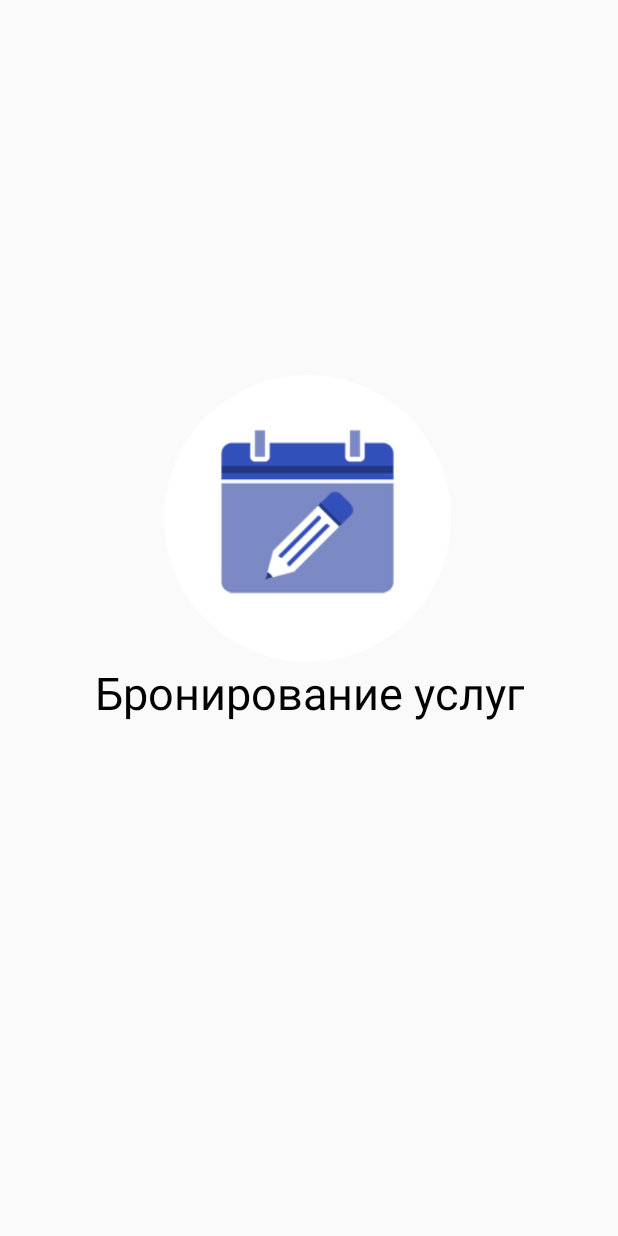
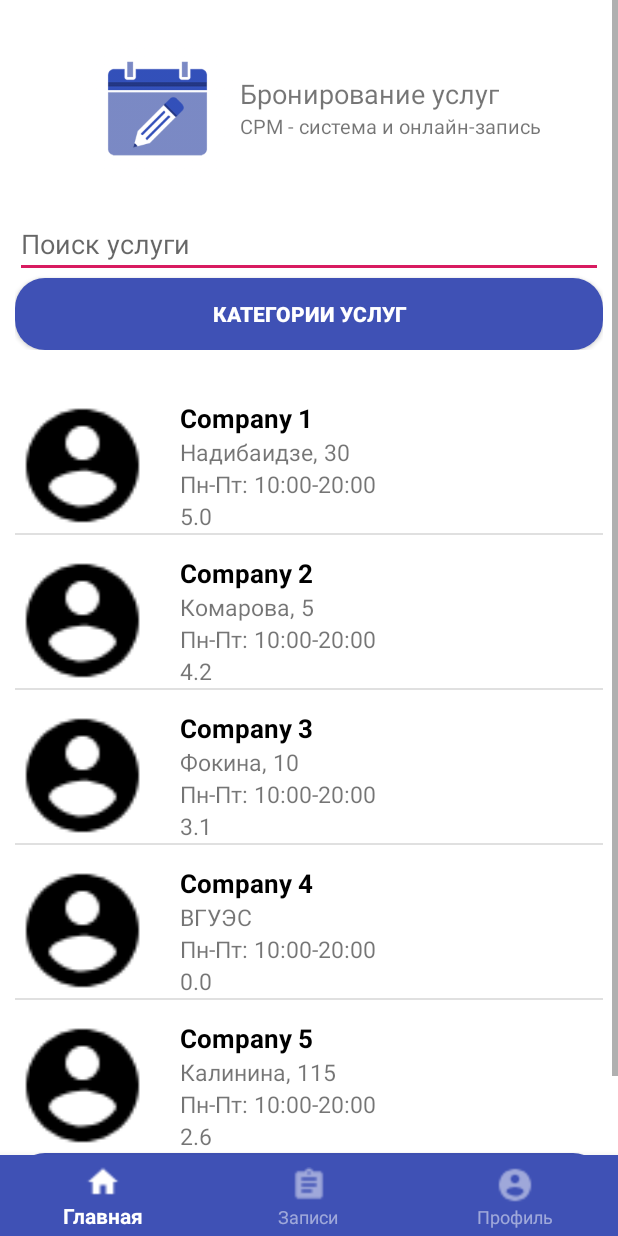
Before and after one commit to darkice-dev/ClientServise, an Android app: the first screen one second after launch (SplashActivity before the commit, MainActivity after it), on a phone screen of 412 x 824 dp. Run offline under Robolectric (Android 15) with nearby library versions, the phone set to English and light mode, and no system bars.

Commit message:
Fixed splash activity. Refactored code

```diff
--- a/app/src/main/java/com/project/clientservise1/HomeFragment.java
+++ b/app/src/main/java/com/project/clientservise1/HomeFragment.java
@@ -25,13 +25,18 @@ import android.widget.Spinner;
  * A simple {@link Fragment} subclass.
  */
 public class HomeFragment extends Fragment {
-
-
     private Spinner spinner = null;
     private EditText inputSearch;
     private ListButtonAdapter adapter;
-   private String[] category = {"Категория услуг", "Сантехник", "Парикмахер", "Мастер маникюра", "Юрист", "Репетитор"};
 
+    private String[] category = {
+            "Категория услуг",
+            "Сантехник",
+            "Парикмахер",
+            "Мастер маникюра",
+            "Юрист",
+            "Репетитор"
+    };
 
     public HomeFragment() {
         // Required empty public constructor
@@ -47,36 +52,63 @@ public class HomeFragment extends Fragment {
     public View onCreateView(LayoutInflater inflater, ViewGroup container,
                              Bundle savedInstanceState) {
 
-        String[] nameCompany = {"Company 1","Company 2", "Company 3", "Company 4", "Company 5"};
-        String[] Address = {"Надибаидзе, 30","Комарова, 5","Фокина, 10","ВГУЭС","Калинина, 115"};
-        String[] workTime = {"Пн-Пт: 10:00-20:00","Пн-Пт: 10:00-20:00","Пн-Пт: 10:00-20:00",
-                "Пн-Пт: 10:00-20:00","Пн-Пт: 10:00-20:00"};
-        String[] Rating = {"5.0","4.2","3.1","0.0","2.6"};
-        int[] image = {R.drawable.baseline_account_circle_black_48dp, R.drawable.baseline_account_circle_black_48dp,
-                R.drawable.baseline_account_circle_black_48dp, R.drawable.baseline_account_circle_black_48dp,
-                R.drawable.baseline_account_circle_black_48dp};
+        String[] nameCompany = {
+                "Company 1",
+                "Company 2",
+                "Company 3",
+                "Company 4",
+                "Company 5"
+        };
+
+        String[] Address = {
+                "Надибаидзе, 30",
+                "Комарова, 5",
+                "Фокина, 10",
+                "ВГУЭС",
+                "Калинина, 115"
+        };
+
+        String[] workTime = {
+                "Пн-Пт: 10:00-20:00",
+                "Пн-Пт: 10:00-20:00",
+                "Пн-Пт: 10:00-20:00",
+                "Пн-Пт: 10:00-20:00",
+                "Пн-Пт: 10:00-20:00"
+        };
+
+        String[] Rating = {
+                "5.0",
+                "4.2",
+                "3.1",
+                "0.0",
+                "2.6"
+        };
+
+        int[] image = {
+                R.drawable.baseline_account_circle_black_48dp,
+                R.drawable.baseline_account_circle_black_48dp,
+                R.drawable.baseline_account_circle_black_48dp,
+                R.drawable.baseline_account_circle_black_48dp,
+                R.drawable.baseline_account_circle_black_48dp
+        };
 
         View view = inflater.inflate(R.layout.fragment_home, container, false);        //Вот так реализуется спиннер во фрагментах
 
         final ListView listView = view.findViewById(R.id.lv_button);
         inputSearch = view.findViewById(R.id.inputSearch);
-        ListButtonAdapter adapter = new ListButtonAdapter(getActivity(), nameCompany, Address,workTime,Rating,image);
+        ListButtonAdapter adapter = new ListButtonAdapter(getActivity(), nameCompany, Address, workTime, Rating, image);
         listView.setAdapter(adapter);
 
-        listView.postDelayed(new Runnable() {                       //позволяет запустить приложение с самого начала макета
-            public void run() {                                     //listView показывается весь и не прокручивается
+        //позволяет запустить приложение с самого начала макета
+        listView.postDelayed(() -> {                                     //listView показывается весь и не прокручивается
             Utility.setListViewHeightBasedOnChildren(listView);
-            }
         }, 400);
 
         // Utility.setListViewHeightBasedOnChildren(listView);
-
-        listView.setOnItemClickListener(new AdapterView.OnItemClickListener() {             //Обработчик нажатия на ListView
-            @Override
-            public void onItemClick(AdapterView<?> parent, View view, int position, long id) {              //Позволяет сделать нажатие и перейти на новый активити
+        //Обработчик нажатия на ListView
+        listView.setOnItemClickListener((parent, view1, position, id) -> {              //Позволяет сделать нажатие и перейти на новый активити
             Intent intent = new Intent(getActivity(), CompanyViewActivity.class);
             startActivity(intent);
-            }
         });
 
         return view;
--- a/app/src/main/java/com/project/clientservise1/MainActivity.java
+++ b/app/src/main/java/com/project/clientservise1/MainActivity.java
@@ -1,15 +1,11 @@
 package com.project.clientservise1;
 
-import androidx.annotation.NonNull;
+import android.os.Bundle;
+import android.widget.FrameLayout;
+
 import androidx.appcompat.app.AppCompatActivity;
 import androidx.fragment.app.Fragment;
 import androidx.fragment.app.FragmentTransaction;
-
-import android.os.Bundle;
-import android.view.MenuItem;
-import android.widget.ArrayAdapter;
-import android.widget.FrameLayout;
-import android.widget.Spinner;
 
 import com.google.android.material.bottomnavigation.BottomNavigationView;
 
@@ -26,8 +22,8 @@ public class MainActivity extends AppCompatActivity {
         super.onCreate(savedInstanceState);
         setContentView(R.layout.activity_main);
 
-        mMainFrame = (FrameLayout) findViewById(R.id.main_frame);
-        mMainNav = (BottomNavigationView) findViewById(R.id.main_nav);
+        mMainFrame = findViewById(R.id.main_frame);
+        mMainNav = findViewById(R.id.main_nav);
 
         homeFragment = new HomeFragment();
         noteFragment = new NoteFragment();
@@ -35,24 +31,23 @@ public class MainActivity extends AppCompatActivity {
 
         setFragment(homeFragment);
 
-        mMainNav.setOnNavigationItemSelectedListener(new BottomNavigationView.OnNavigationItemSelectedListener() {
-            @Override
-            public boolean onNavigationItemSelected(@NonNull MenuItem menuItem) {
+        mMainNav.setOnNavigationItemSelectedListener(menuItem -> {
 
-                switch (menuItem.getItemId())
-                {
+            switch (menuItem.getItemId()) {
                 case R.id.nav_home:
                     setFragment(homeFragment);
                     return true;
+
                 case R.id.nav_note:
                     setFragment(noteFragment);
                     return true;
+
                 case R.id.nav_profile:
                     setFragment(profileFragment);
                     return true;
+
                     default:
                         return false;
-                }
             }
         });
 
@@ -63,10 +58,8 @@ public class MainActivity extends AppCompatActivity {
     }
 
     private void setFragment(Fragment fragment) {
-
         FragmentTransaction fragmentTransaction = getSupportFragmentManager().beginTransaction();
         fragmentTransaction.replace(R.id.main_frame, fragment);
         fragmentTransaction.commit();
-
     }
 }
--- a/app/src/main/java/com/project/clientservise1/NoteFragment.java
+++ b/app/src/main/java/com/project/clientservise1/NoteFragment.java
@@ -22,8 +22,7 @@ public class NoteFragment extends Fragment {
 
 
     @Override
-    public View onCreateView(LayoutInflater inflater, ViewGroup container,
-                             Bundle savedInstanceState) {
+    public View onCreateView(LayoutInflater inflater, ViewGroup container, Bundle savedInstanceState) {
         // Inflate the layout for this fragment
         return inflater.inflate(R.layout.fragment_note, container, false);
     }
--- a/app/src/main/java/com/project/clientservise1/SplashActivity.java
+++ b/app/src/main/java/com/project/clientservise1/SplashActivity.java
@@ -5,7 +5,7 @@ import androidx.appcompat.app.AppCompatActivity;
 import android.content.Intent;
 import android.os.Bundle;
 
-import android.os.Handler;
+//import android.os.Handler;
 //import java.util.logging.LogRecord;
 
 public class SplashActivity extends AppCompatActivity {
@@ -13,16 +13,23 @@ public class SplashActivity extends AppCompatActivity {
     @Override
     protected void onCreate(Bundle savedInstanceState) {
         super.onCreate(savedInstanceState);
-        setContentView(R.layout.activity_splash);
+        startActivity(new Intent(this, MainActivity.class));
+        finishAffinity();
+    }
 
-        new Handler().postDelayed(new Runnable() {                                              //Позволяет выводить окно загрузки какое то время
-            @Override                                                                           //
-            public void run() {                                                                 //
-                Intent i = new Intent(SplashActivity.this, MainActivity.class);   //
-                startActivity(i);                                                               //
-                finish();                                                                       //
-            }                                                                                   //
-        }, 3*500);                                                                    //
-
-    }
+//    @Override
+//    protected void onCreate(Bundle savedInstanceState) {
+//        super.onCreate(savedInstanceState);
+//        setContentView(R.layout.activity_splash);
+//
+//        new Handler().postDelayed(new Runnable() {                                              //Позволяет выводить окно загрузки какое то время
+//            @Override                                                                           //
+//            public void run() {                                                                 //
+//                Intent i = new Intent(SplashActivity.this, MainActivity.class);   //
+//                startActivity(i);                                                               //
+//                finish();                                                                       //
+//            }                                                                                   //
+//        }, 3*500);                                                                    //
+//
+//    }
 }
--- /dev/null
+++ b/app/src/main/res/drawable/splash_background.xml
@@ -0,0 +1,11 @@
+<?xml version="1.0" encoding="utf-8"?>
+<layer-list xmlns:android="http://schemas.android.com/apk/res/android">
+
+    <item android:drawable="@color/colorWhite" />
+
+    <item>
+        <bitmap
+            android:gravity="center"
+            android:src="@drawable/start_logo256"/>
+    </item>
+</layer-list>
--- a/app/src/main/res/layout/activity_splash.xml
+++ b/app/src/main/res/layout/activity_splash.xml
@@ -2,8 +2,9 @@
 <RelativeLayout xmlns:android="http://schemas.android.com/apk/res/android"
     xmlns:tools="http://schemas.android.com/tools"
     android:layout_width="match_parent"
-    android:layout_height="match_parent"
-    tools:context=".SplashActivity">
+    android:layout_height="match_parent">
+
+<!--    НЕ ИСПОЛЬЗУЕТСЯ     -->
 
     <ImageView
         android:id="@+id/imageView_logo"
--- a/app/src/main/res/values/styles.xml
+++ b/app/src/main/res/values/styles.xml
@@ -8,4 +8,8 @@
         <item name="colorAccent">@color/colorAccent</item>
     </style>
 
+    <style name="SplashTheme" parent="Theme.AppCompat.NoActionBar">
+        <item name="android:windowBackground">@drawable/splash_background</item>
+    </style>
+
 </resources>
--- a/build.gradle
+++ b/build.gradle
@@ -7,7 +7,7 @@ buildscript {
 
     }
     dependencies {
-        classpath 'com.android.tools.build:gradle:3.5.2'
+        classpath 'com.android.tools.build:gradle:3.5.3'
 
         // NOTE: Do not place your application dependencies here; they belong
         // in the individual module build.gradle files
```
Also changed, not shown: app/build.gradle (+11 -7 lines), app/src/main/AndroidManifest.xml (+8 -2 lines), app/src/main/java/com/project/clientservise1/CompanyViewActivity.java (+4 -4 lines), app/src/main/java/com/project/clientservise1/EnterActivity.java (+3 -12 lines), app/src/main/java/com/project/clientservise1/ListServiceAdapter.java (+6 -7 lines), app/src/main/java/com/project/clientservise1/ProfileFragment.java (+7 -15 lines), app/src/main/java/com/project/clientservise1/RegistrationActivity.java (+2 -8 lines), app/src/main/java/com/project/clientservise1/RegistrationClient.java (+2 -8 lines), app/src/main/java/com/project/clientservise1/RegistrationCompany.java (+4 -10 lines). Lines whose indentation alone changed are shown as unchanged.
